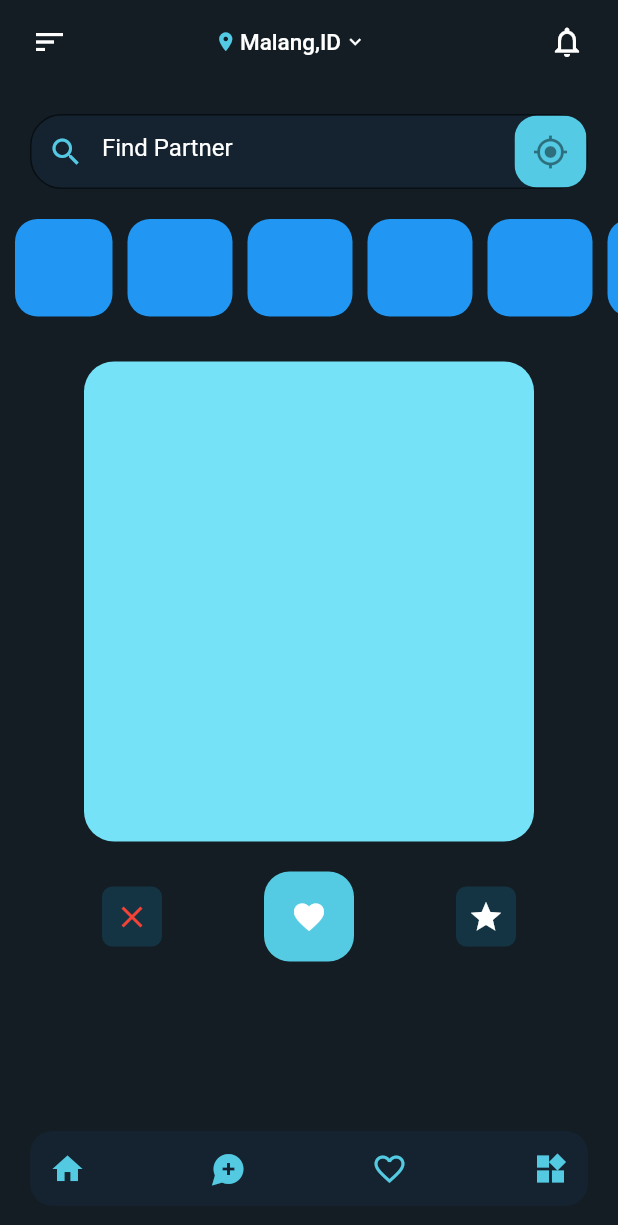
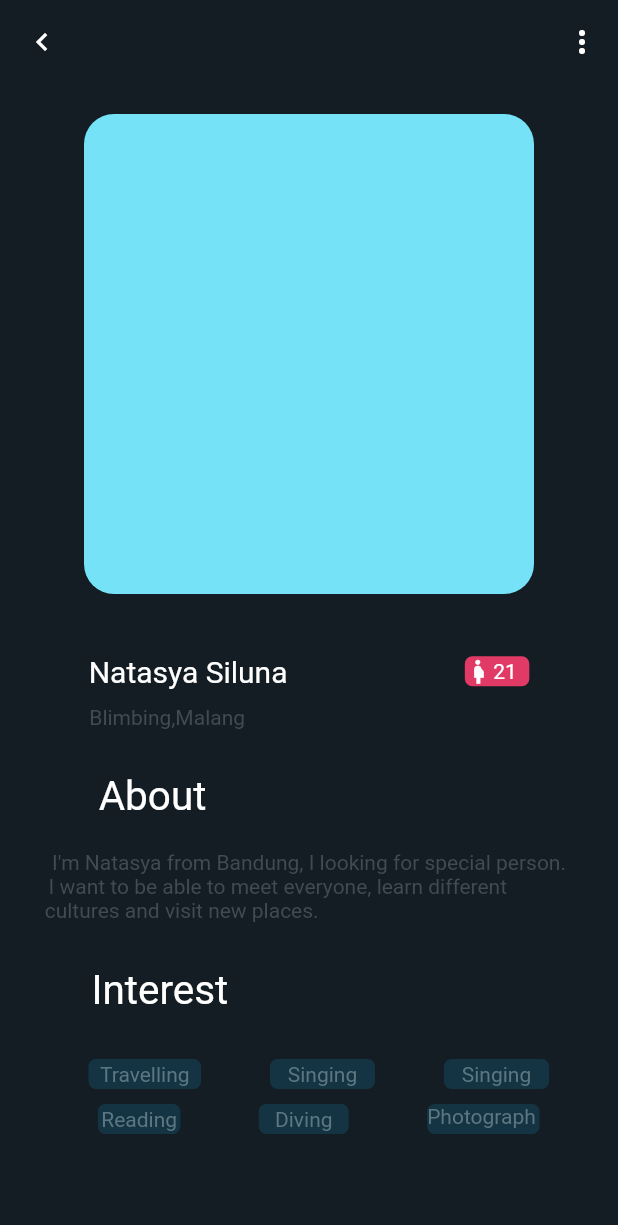
Before and after one commit to Tatz21/Dating-App, a Flutter app: the screen it shows after launch, on a phone screen of 412 x 824 dp. Shown: the top 1225 px of the screen. Run offline on Flutter 3.47's test engine with Material 2 defaults, Android fonts, the phone set to English and light mode, and no system bars.

Commit message:
profilepage

```diff
--- a/lib/Homepage/HomePage.dart
+++ b/lib/Homepage/HomePage.dart
@@ -179,7 +179,7 @@ class _HomePageState extends State<HomePage> {
             ),
           ),
           SizedBox(
-            height: 20,
+            height: 40,
           ),
           Align(
             alignment: Alignment.center,
--- /dev/null
+++ b/lib/ProfilePage/ProfilePage.dart
@@ -0,0 +1,201 @@
+import 'package:flutter/material.dart';
+
+class ProfilePage extends StatefulWidget {
+  @override
+  _ProfilePageState createState() => _ProfilePageState();
+}
+
+class _ProfilePageState extends State<ProfilePage> {
+  @override
+  Widget build(BuildContext context) {
+    return Scaffold(
+      backgroundColor: Color(0xff131D23),
+      appBar: AppBar(
+        backgroundColor: Colors.transparent,
+        elevation: 0,
+        leading: IconButton(icon: Icon(Icons.chevron_left), onPressed: () {}),
+        actions: [IconButton(icon: Icon(Icons.more_vert), onPressed: () {})],
+      ),
+      body: Column(
+        children: [
+          SizedBox(height: 20,),
+          Center(
+            child: SizedBox(
+              height: 320,
+              child: Container(
+                width: 300,
+                decoration: BoxDecoration(
+                    color: Color(0xff75E2F7),
+                    borderRadius: BorderRadius.circular(20)),
+              ),
+            ),
+          ),
+          SizedBox(
+            height: 40,
+          ),
+          Row(
+            mainAxisAlignment: MainAxisAlignment.spaceAround,
+            children: [
+              Text(
+                "Natasya Siluna",
+                style: TextStyle(color: Colors.white, fontSize: 20),
+              ),
+              Container(
+                  height: 20,
+                  width: 43,
+                  decoration: BoxDecoration(
+                      borderRadius: BorderRadius.circular(5),
+                      color: Color(0xffE13A66)),
+                  child: Row(
+                    children: [
+                      Icon(
+                        Icons.pregnant_woman,
+                        color: Colors.white,
+                        size: 19,
+                      ),
+                      Text(
+                        "21",
+                        style: TextStyle(color: Colors.white),
+                      )
+                    ],
+                  )),
+            ],
+          ),
+          SizedBox(
+            height: 11,
+          ),
+          Row(
+            mainAxisAlignment: MainAxisAlignment.spaceAround,
+            children: [
+              Padding(
+                padding: const EdgeInsets.only(right: 70),
+                child: Text(
+                  "Blimbing,Malang",
+                  style: TextStyle(color: Color(0xff414B51)),
+                ),
+              ),
+              Container(
+                color: Colors.transparent,
+              )
+            ],
+          ),
+          SizedBox(
+            height: 29,
+          ),
+          Row(
+            mainAxisAlignment: MainAxisAlignment.spaceAround,
+            children: [
+              Padding(
+                padding: const EdgeInsets.only(right: 77),
+                child: Text("About",
+                    style: TextStyle(color: Colors.white, fontSize: 27)),
+              ),
+              Container(
+                color: Colors.transparent,
+              ),
+            ],
+          ),
+          SizedBox(
+            height: 20,
+          ),
+          Column(
+            children: [
+              Text("I'm Natasya from Bandung, I looking for special person.",
+                  style: TextStyle(color: Color(0xff414B51))),
+              Text(
+                  "I want to be able to meet everyone, learn different            ",
+                  style: TextStyle(color: Color(0xff414B51))),
+              Text(
+                  "cultures and visit new places.                                                 ",
+                  style: TextStyle(color: Color(0xff414B51))),
+            ],
+          ),
+          SizedBox(
+            height: 29,
+          ),
+          Row(
+            mainAxisAlignment: MainAxisAlignment.spaceAround,
+            children: [
+              Padding(
+                padding: const EdgeInsets.only(right: 77),
+                child: Text(
+                  "Interest",
+                  style: TextStyle(color: Colors.white, fontSize: 27),
+                ),
+              ),
+              Container(
+                color: Colors.transparent,
+              ),
+            ],
+          ),
+          SizedBox(
+            height: 30,
+          ),
+          Padding(
+            padding: const EdgeInsets.only(left: 13),
+            child: Row(mainAxisAlignment: MainAxisAlignment.spaceEvenly,
+              children: [
+                Container(
+                  height: 20,
+                  width: 75,
+                  decoration: BoxDecoration(
+                      color: Color(0xff143444),
+                      borderRadius: BorderRadius.circular(5)),
+                      child: Center(child: Text("Travelling",style: TextStyle(color: Color(0xff5D7782))),),
+                ),
+                 Container(
+                  height: 20,
+                  width: 70,
+                  decoration: BoxDecoration(
+                      color: Color(0xff143444),
+                      borderRadius: BorderRadius.circular(5)),
+                      child: Center(child: Text("Singing",style: TextStyle(color: Color(0xff5D7782))),),
+                ),
+                 Container(
+                  height: 20,
+                  width: 70,
+                  decoration: BoxDecoration(
+                      color: Color(0xff143444),
+                      borderRadius: BorderRadius.circular(5)),
+                      child: Center(child: Text("Singing",style: TextStyle(color: Color(0xff5D7782)),),),
+                ),
+              ],
+            ),
+          ),
+          SizedBox(height: 10,),
+          Padding(
+            padding: const EdgeInsets.only(left: 13),
+            child: Row(mainAxisAlignment: MainAxisAlignment.spaceEvenly,
+              children: [
+                Container(
+                  height: 20,
+                  width: 55,
+                  decoration: BoxDecoration(
+                      color: Color(0xff143444),
+                      borderRadius: BorderRadius.circular(5)),
+                      child: Center(child: Text("Reading",style: TextStyle(color: Color(0xff5D7782))),),
+                ),
+                 Container(
+                  height: 20,
+                  width: 60,
+                  decoration: BoxDecoration(
+                      color: Color(0xff143444),
+                      borderRadius: BorderRadius.circular(5)),
+                      child: Center(child: Text("Diving",style: TextStyle(color: Color(0xff5D7782))),),
+                ),
+                 Container(
+                  height: 20,
+                  width: 75,
+                  decoration: BoxDecoration(
+                      color: Color(0xff143444),
+                      borderRadius: BorderRadius.circular(5)),
+                      child: Center(child: Text("Photography",style: TextStyle(color: Color(0xff5D7782)),),),
+                ),
+              ],
+            ),
+          )
+        ],
+      ),
+    );
+  }
+}
--- a/lib/main.dart
+++ b/lib/main.dart
@@ -1,5 +1,6 @@
 import 'package:flutter/material.dart';
 import 'Homepage/HomePage.dart';
+import 'ProfilePage/ProfilePage.dart';
 
 void main() {
   runApp(MyApp());
@@ -15,7 +16,7 @@ class MyApp extends StatelessWidget {
 
         primarySwatch: Colors.blue,
       ),
-      home: HomePage(),
+      home: ProfilePage(),
     );
   }
 }
--- a/pubspec.yaml
+++ b/pubspec.yaml
@@ -28,6 +28,7 @@ dependencies:
   # The following adds the Cupertino Icons font to your application.
   # Use with the CupertinoIcons class for iOS style icons.
   cupertino_icons: ^1.0.2
+  google_fonts: ^2.1.0
 
 dev_dependencies:
   flutter_test:
```
Also changed, not shown: pubspec.lock, 3 other files.
